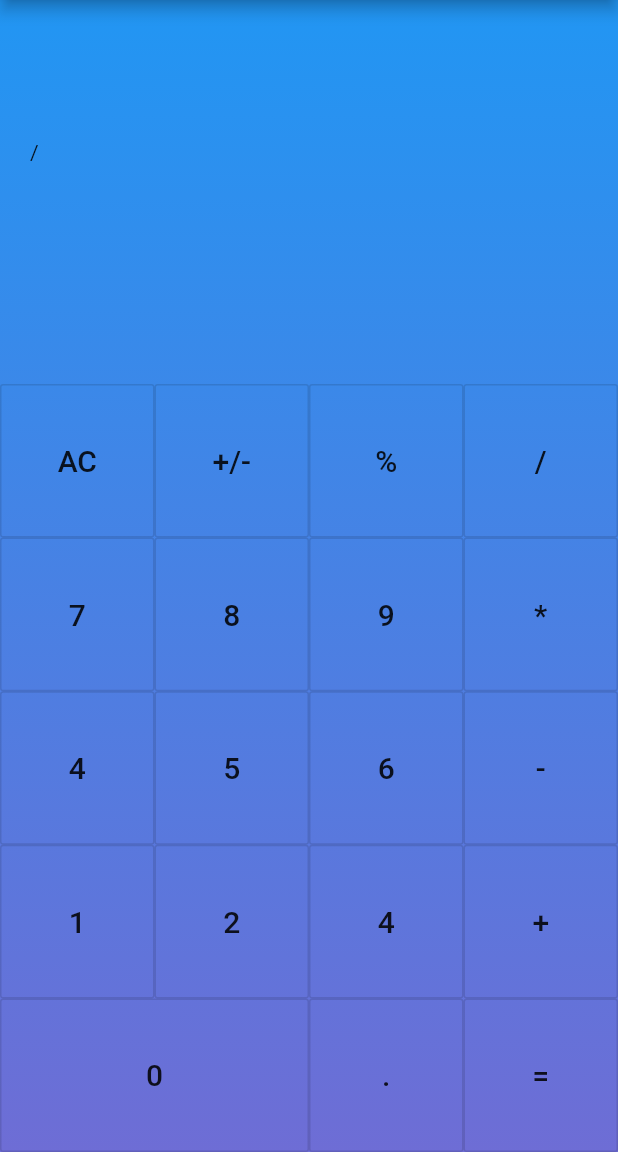
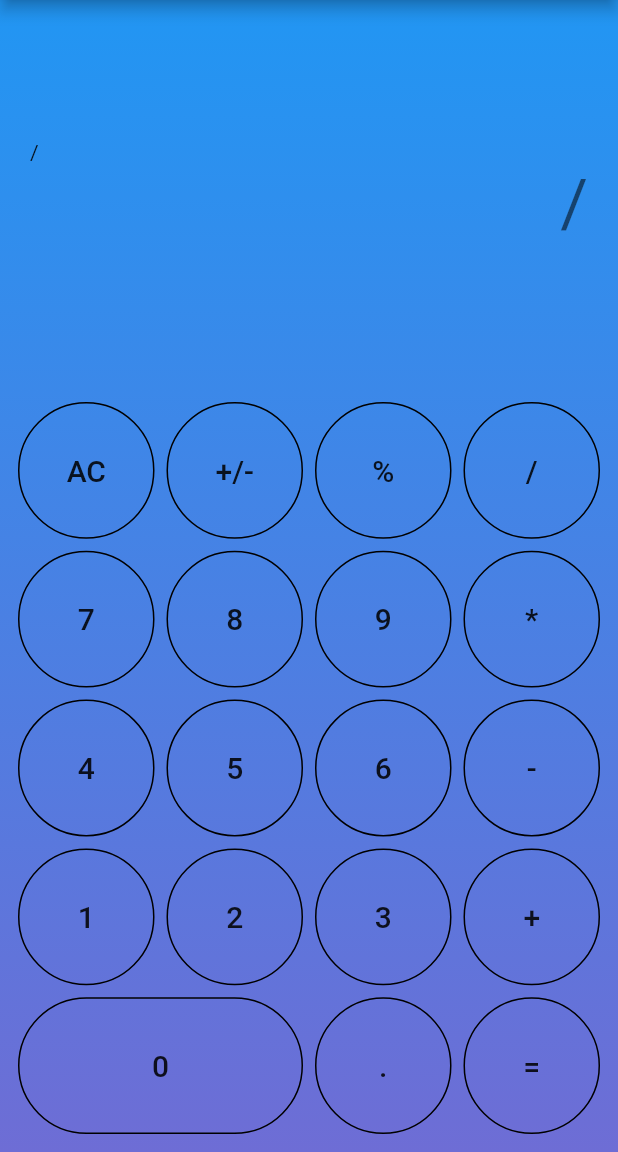
Before and after one commit to Hauglid/calculators, a Flutter app: the Calculator screen opened directly, after a tap on an icon or button, on a phone screen of 412 x 824 dp, the part 84-1236 px from its top. Run offline on Flutter 3.47's test engine with Material 2 defaults, Android fonts, the phone set to English and light mode, and no system bars; our stand-ins replace math_expressions.

Commit message:
second draft calculator

```diff
--- a/lib/screens/calculator/calculator_page.dart
+++ b/lib/screens/calculator/calculator_page.dart
@@ -13,8 +13,10 @@ class Calculator extends StatefulWidget {
 }
 
 class _CalculatorState extends State<Calculator> {
-  String expression = '';
-  String input = '';
+  String sumExpression = '';
+  String currentInput = '';
+
+  bool newNumber = false;
 
   @override
   Widget build(BuildContext context) {
@@ -42,9 +44,9 @@ class _CalculatorState extends State<Calculator> {
                     mainAxisAlignment: MainAxisAlignment.center,
                     crossAxisAlignment: CrossAxisAlignment.stretch,
                     children: <Widget>[
-                      Text(expression),
+                      Text(sumExpression),
                       Text(
-                        input,
+                        currentInput,
                         style: Theme.of(context).textTheme.headline3,
                         textAlign: TextAlign.right,
                       ),
@@ -54,39 +56,42 @@ class _CalculatorState extends State<Calculator> {
               ),
               Expanded(
                 flex: 4,
+                child: Padding(
+                  padding: const EdgeInsets.all(8.0),
                   child: Column(
                     mainAxisAlignment: MainAxisAlignment.end,
                     children: [
                       _buildRow([
                         _buildACButton(),
                         _buildInvertButton(),
-                      _buildNumberButton(value: '%'),
+                        _buildPercentButton(),
                         _buildNumberButton(value: '/'),
                       ]),
                       _buildRow([
                         _buildNumberButton(value: '7'),
                         _buildNumberButton(value: '8'),
                         _buildNumberButton(value: '9'),
-                      _buildNumberButton(value: '*'),
+                        _buildArithmicButton(value: '*'),
                       ]),
                       _buildRow([
                         _buildNumberButton(value: '4'),
                         _buildNumberButton(value: '5'),
                         _buildNumberButton(value: '6'),
-                      _buildNumberButton(value: '-'),
+                        _buildArithmicButton(value: '-'),
                       ]),
                       _buildRow([
                         _buildNumberButton(value: '1'),
                         _buildNumberButton(value: '2'),
-                      _buildNumberButton(value: '4'),
-                      _buildNumberButton(value: '+'),
+                        _buildNumberButton(value: '3'),
+                        _buildArithmicButton(value: '+'),
                       ]),
                       _buildRow([
                         _buildNumberButton(value: '0', flex: 2),
-                      _buildNumberButton(value: '.'),
+                        _buildDotButton(),
                         _buildEqualsButton(),
                       ]),
                     ],
+                  ),
                 ),
               ),
             ],
@@ -94,13 +99,45 @@ class _CalculatorState extends State<Calculator> {
         ));
   }
 
+  Widget _buildArithmicButton({String value}) {
+    final Function onPressed = () {
+      setState(() {
+        if (!sumExpression
+            .substring(sumExpression.length - 1)
+            .contains(RegExp(r'[\+\-\*\/]'))) {
+          sumExpression = sumExpression + value;
+        }
+      });
+      newNumber = true;
+    };
+    return _buildButton(buttonText: value, onPressed: onPressed);
+  }
+
+  Widget _buildDotButton() {
+    final Function onPressed = () {
+      setState(() {
+        if (currentInput == '') {
+          currentInput = '0.';
+          sumExpression = currentInput;
+        } else if (!currentInput.contains('.')) {
+          currentInput = currentInput + '.';
+          sumExpression = sumExpression + '.';
+        }
+      });
+    };
+    return _buildButton(buttonText: '.', onPressed: onPressed);
+  }
+
   Widget _buildNumberButton({String value, int flex = 1}) {
     final Function onPressed = () {
       setState(() {
-        if (value.contains(RegExp(r'[1-9]'))) {
-          input = value;
+        sumExpression = sumExpression + value;
+        if (!newNumber) {
+          currentInput = currentInput + value;
+        } else {
+          currentInput = value;
+          newNumber = false;
         }
-        expression = expression + value;
       });
     };
     return _buildButton(buttonText: value, onPressed: onPressed, flex: flex);
@@ -108,21 +145,34 @@ class _CalculatorState extends State<Calculator> {
 
   Widget _buildInvertButton() {
     final Function onPressed = () {
-      final Expression exp = Parser().parse(input + '*-1');
+      final Expression exp = Parser().parse(currentInput + '*-1');
       final double eval = exp.evaluate(EvaluationType.REAL, ContextModel());
       setState(() {
-        input = eval.toString();
+        currentInput = eval.toString();
       });
     };
 
     return _buildButton(buttonText: '+/-', onPressed: onPressed);
   }
 
+  Widget _buildPercentButton() {
+    final Function onPressed = () {
+      final Expression exp = Parser().parse(currentInput + '/100');
+      final double eval = exp.evaluate(EvaluationType.REAL, ContextModel());
+      setState(() {
+        currentInput = eval.toString();
+        sumExpression = eval.toString();
+      });
+    };
+
+    return _buildButton(buttonText: '%', onPressed: onPressed);
+  }
+
   Widget _buildACButton() {
     final Function onPressed = () {
       setState(() {
-        expression = '';
-        input = '';
+        sumExpression = '';
+        currentInput = '';
       });
     };
 
@@ -131,11 +181,11 @@ class _CalculatorState extends State<Calculator> {
 
   Widget _buildEqualsButton() {
     final Function onPressed = () {
-      final Expression exp = Parser().parse(expression);
+      final Expression exp = Parser().parse(sumExpression);
       final double eval = exp.evaluate(EvaluationType.REAL, ContextModel());
       setState(() {
-        expression = '';
-        input = eval.toString();
+        sumExpression = eval.toString();
+        currentInput = eval.toString();
       });
     };
 
@@ -149,11 +199,25 @@ class _CalculatorState extends State<Calculator> {
   }) {
     return Expanded(
       flex: flex,
-      child: OutlineButton(
+      child: Padding(
+        padding: const EdgeInsets.all(4.0),
+        child: Container(
+          width: double.infinity,
+          clipBehavior: Clip.hardEdge,
+          decoration: const ShapeDecoration(
+            shape: StadiumBorder(
+              side: BorderSide(
+                color: Colors.black,
+              ),
+            ),
+          ),
+          child: FlatButton(
             onPressed: onPressed,
             child: Text(
               buttonText,
               style: Theme.of(context).textTheme.headline6,
+            ),
+          ),
         ),
       ),
     );
```
Lines whose indentation alone changed are shown as unchanged.
